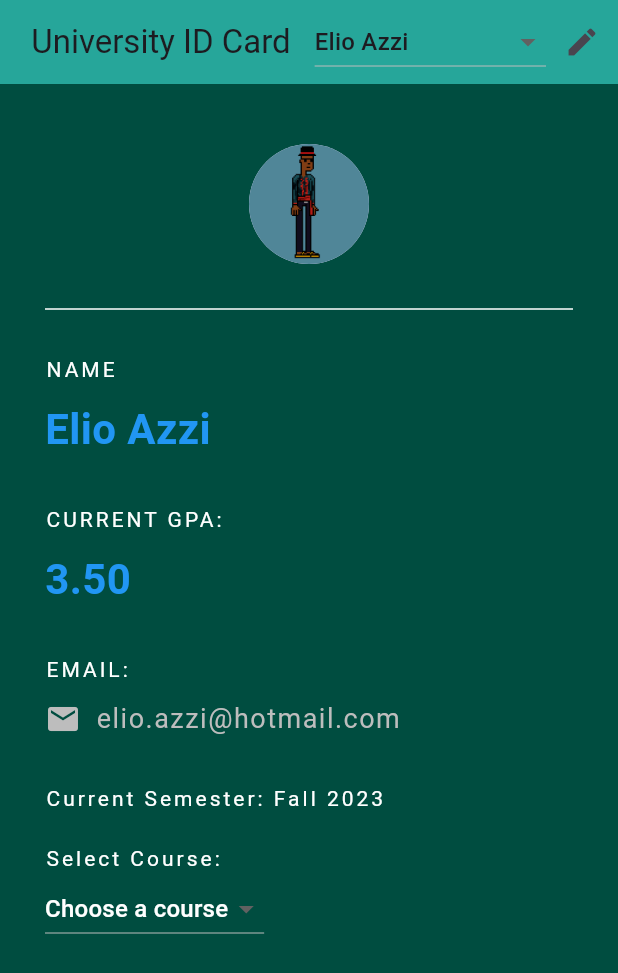
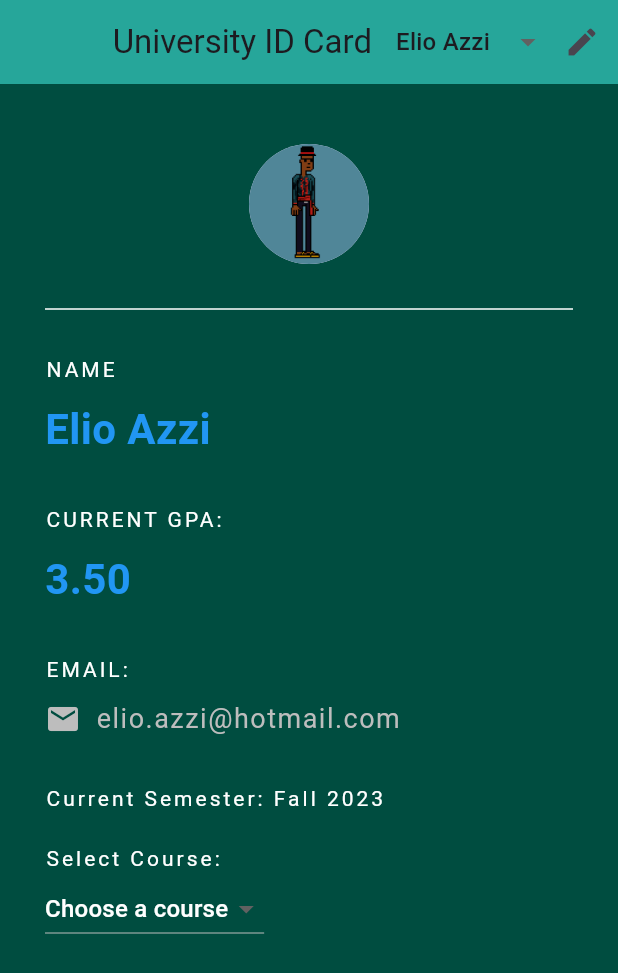
Before and after one commit to ElioAzzi12/elio_azzi_62030137_project_1, a Flutter app: the screen it shows after launch, on a phone screen of 412 x 824 dp. Shown: the top 973 px of the screen. Run offline on Flutter 3.47's test engine with Material 3 defaults, Android fonts, the phone set to English and light mode, and no system bars.

Commit message:
Resized the dropdown menu to make the app title show completely and also added another new student.

```diff
--- a/lib/main.dart
+++ b/lib/main.dart
@@ -40,6 +40,18 @@ class _UniversityIDState extends State<UniversityID> {
         Course(name: 'MATH210', creditHours: 3),
       ],
       avatarPath: 'assets/funky_2.png',
+    ),
+    Student(
+      name: 'John Smith',
+      email: 'john.smith@outlook.com',
+      gpa: 2.3,
+      currentSemester: 'Fall 2023',
+      courses: [
+        Course(name: 'BMIS360', creditHours: 3),
+        Course(name: 'BFIN440', creditHours: 4),
+        Course(name: 'MATH210', creditHours: 3),
+      ],
+      avatarPath: 'assets/churro.png',
     ),
   ];
 
@@ -95,12 +107,16 @@ class _UniversityIDState extends State<UniversityID> {
         backgroundColor: Colors.teal[400],
         elevation: 0,
         actions: [
-          DropdownButton<Student>(
+          SizedBox(
+            width: 100,
+            child: DropdownButton<Student>(
+              itemHeight: 48,
               value: student,
+              isExpanded: true,
               items: students.map<DropdownMenuItem<Student>>((Student student) {
                 return DropdownMenuItem<Student>(
                   value: student,
-                child: Text(student.name),
+                  child: Text(student.name, overflow: TextOverflow.ellipsis),
                 );
               }).toList(),
               onChanged: (Student? newValue) {
@@ -109,9 +125,11 @@ class _UniversityIDState extends State<UniversityID> {
                   _nameController.text = student.name;
                   _gpaController.text = student.gpa.toString();
                   _emailController.text = student.email;
-                selectedCourse = null; // Reset selected course
+                  selectedCourse = null;
                 });
               },
+              underline: Container(),
+            ),
           ),
           IconButton(
             icon: Icon(_isEditMode ? Icons.check : Icons.edit),
```
Also changed, not shown: 1 other file. Lines whose indentation alone changed are shown as unchanged.
